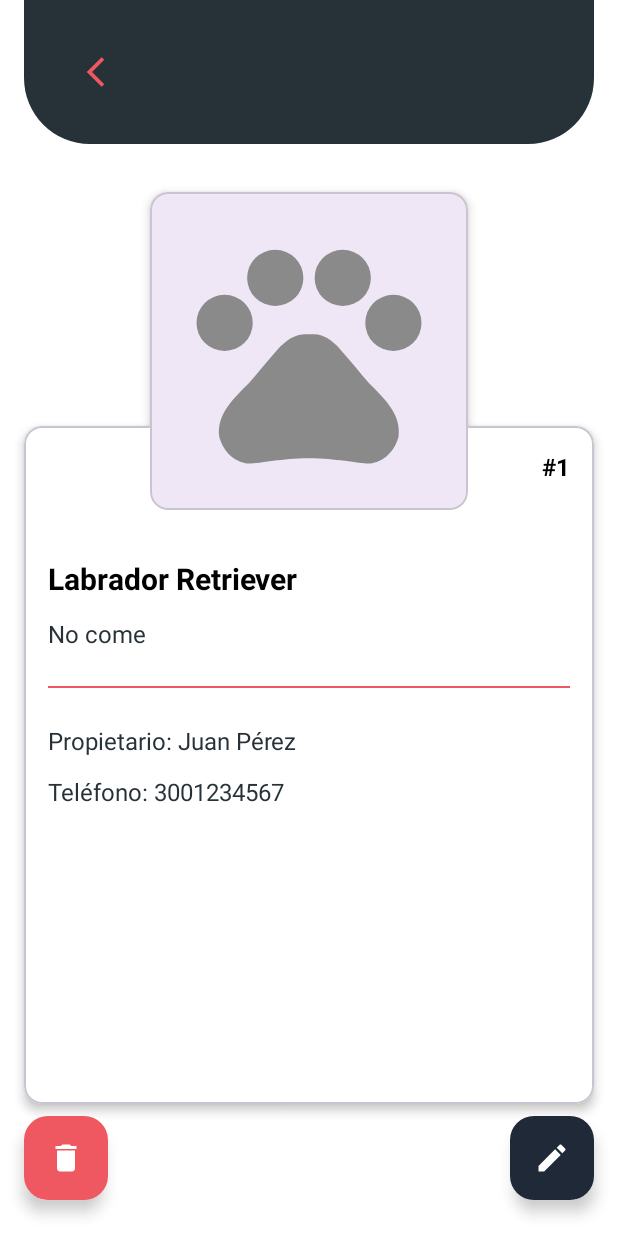
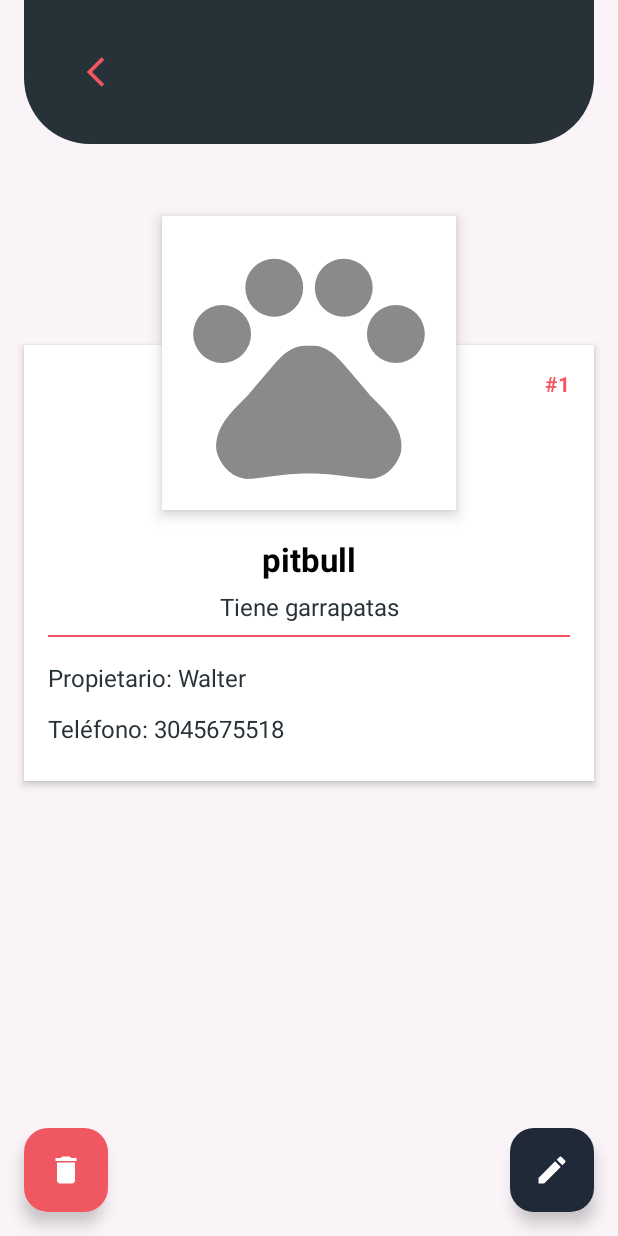
Before and after one commit to JuanCortesRo/equipoOcho, an Android app: the layout fragment_appointment_detail.xml on its own in the app's theme, with its tools: preview values and no code run, on a phone screen of 412 x 824 dp. Run offline under Robolectric (Android 15) with nearby library versions, the phone set to English and light mode, and no system bars.

Commit message:
style(detail): KAN-47 KAN-48 KAN-49 KAN-50 ajusta tarjetas, turno rosado, textos centrados y posición de los FAB

```diff
--- a/app/src/main/res/layout/fragment_appointment_detail.xml
+++ b/app/src/main/res/layout/fragment_appointment_detail.xml
@@ -1,5 +1,4 @@
 <?xml version="1.0" encoding="utf-8"?>
-<!-- HU 4.0 – Detalle: include layout_curved_toolbar, CardView con la imagen, tarjeta de datos y 2 FAB. -->
 <layout xmlns:android="http://schemas.android.com/apk/res/android"
     xmlns:app="http://schemas.android.com/apk/res-auto"
     xmlns:tools="http://schemas.android.com/tools">
@@ -11,7 +10,7 @@
     <androidx.constraintlayout.widget.ConstraintLayout
         android:layout_width="match_parent"
         android:layout_height="match_parent"
-        android:background="@color/white">
+        android:background="#FAF4F8">
 
         <include
             android:id="@+id/toolbar"
@@ -26,31 +25,33 @@
         <com.google.android.material.card.MaterialCardView
             android:id="@+id/detailsCard"
             android:layout_width="0dp"
-            android:layout_height="0dp"
+            android:layout_height="wrap_content"
             android:layout_marginStart="@dimen/screen_padding"
+            android:layout_marginTop="-110dp"
             android:layout_marginEnd="@dimen/screen_padding"
-            android:layout_marginTop="-56dp"
-            android:layout_marginBottom="88dp"
             app:cardBackgroundColor="@color/white"
-            app:cardCornerRadius="@dimen/card_corner_radius"
-            app:cardElevation="@dimen/card_elevation"
-            app:layout_constraintBottom_toBottomOf="parent"
+            app:cardCornerRadius="0dp"
+            app:cardElevation="3dp"
             app:layout_constraintEnd_toEndOf="parent"
             app:layout_constraintStart_toStartOf="parent"
-            app:layout_constraintTop_toBottomOf="@id/imageCard">
+            app:layout_constraintTop_toBottomOf="@id/imageCard"
+            app:strokeWidth="0dp">
 
             <androidx.constraintlayout.widget.ConstraintLayout
                 android:layout_width="match_parent"
-                android:layout_height="match_parent"
-                android:padding="@dimen/screen_padding">
+                android:layout_height="wrap_content"
+                android:paddingStart="@dimen/screen_padding"
+                android:paddingTop="@dimen/screen_padding"
+                android:paddingEnd="@dimen/screen_padding"
+                android:paddingBottom="24dp">
 
                 <TextView
                     android:id="@+id/tvTurn"
                     android:layout_width="wrap_content"
                     android:layout_height="wrap_content"
                     android:text="@{@string/appointment_turn(viewModel.appointment.id)}"
-                    android:textColor="@color/black"
-                    android:textSize="16sp"
+                    android:textColor="@color/pink"
+                    android:textSize="14sp"
                     android:textStyle="bold"
                     app:layout_constraintEnd_toEndOf="parent"
                     app:layout_constraintTop_toTopOf="parent"
@@ -60,34 +61,36 @@
                     android:id="@+id/tvBreed"
                     android:layout_width="0dp"
                     android:layout_height="wrap_content"
-                    android:layout_marginTop="72dp"
+                    android:layout_marginTop="112dp"
+                    android:gravity="center"
                     android:text="@{viewModel.appointment.breed}"
                     android:textColor="@color/black"
-                    android:textSize="20sp"
+                    android:textSize="22sp"
                     android:textStyle="bold"
                     app:layout_constraintEnd_toEndOf="parent"
                     app:layout_constraintStart_toStartOf="parent"
                     app:layout_constraintTop_toTopOf="parent"
-                    tools:text="Labrador Retriever" />
+                    tools:text="pitbull" />
 
                 <TextView
                     android:id="@+id/tvSymptom"
                     android:layout_width="0dp"
                     android:layout_height="wrap_content"
-                    android:layout_marginTop="12dp"
+                    android:layout_marginTop="6dp"
+                    android:gravity="center"
                     android:text="@{viewModel.appointment.symptom}"
                     android:textColor="@color/dark_gray"
                     android:textSize="16sp"
                     app:layout_constraintEnd_toEndOf="parent"
                     app:layout_constraintStart_toStartOf="parent"
                     app:layout_constraintTop_toBottomOf="@id/tvBreed"
-                    tools:text="No come" />
+                    tools:text="Tiene garrapatas" />
 
                 <View
                     android:id="@+id/pinkDivider"
                     android:layout_width="0dp"
-                    android:layout_height="1dp"
-                    android:layout_marginTop="24dp"
+                    android:layout_height="1.5dp"
+                    android:layout_marginTop="8dp"
                     android:background="@color/pink"
                     app:layout_constraintEnd_toEndOf="parent"
                     app:layout_constraintStart_toStartOf="parent"
@@ -97,14 +100,14 @@
                     android:id="@+id/tvOwner"
                     android:layout_width="0dp"
                     android:layout_height="wrap_content"
-                    android:layout_marginTop="24dp"
+                    android:layout_marginTop="16dp"
                     android:text="@{@string/owner_label(viewModel.appointment.ownerName)}"
                     android:textColor="@color/dark_gray"
                     android:textSize="16sp"
                     app:layout_constraintEnd_toEndOf="parent"
                     app:layout_constraintStart_toStartOf="parent"
                     app:layout_constraintTop_toBottomOf="@id/pinkDivider"
-                    tools:text="Propietario: Juan Pérez" />
+                    tools:text="Propietario: Walter" />
 
                 <TextView
                     android:id="@+id/tvPhone"
@@ -117,7 +120,7 @@
                     app:layout_constraintEnd_toEndOf="parent"
                     app:layout_constraintStart_toStartOf="parent"
                     app:layout_constraintTop_toBottomOf="@id/tvOwner"
-                    tools:text="Teléfono: 3001234567" />
+                    tools:text="Teléfono: 3045675518" />
             </androidx.constraintlayout.widget.ConstraintLayout>
         </com.google.android.material.card.MaterialCardView>
 
@@ -125,19 +128,21 @@
             android:id="@+id/imageCard"
             android:layout_width="wrap_content"
             android:layout_height="wrap_content"
-            android:layout_marginTop="32dp"
-            app:cardCornerRadius="@dimen/card_corner_radius"
-            app:cardElevation="@dimen/card_elevation"
+            android:layout_marginTop="48dp"
+            app:cardBackgroundColor="@color/white"
+            app:cardCornerRadius="0dp"
+            app:cardElevation="6dp"
             app:layout_constraintEnd_toEndOf="parent"
             app:layout_constraintStart_toStartOf="parent"
-            app:layout_constraintTop_toBottomOf="@id/toolbar">
+            app:layout_constraintTop_toBottomOf="@id/toolbar"
+            app:strokeWidth="0dp">
 
             <ImageView
                 android:id="@+id/ivPetImage"
-                android:layout_width="@dimen/detail_image_size"
-                android:layout_height="@dimen/detail_image_size"
+                android:layout_width="185dp"
+                android:layout_height="185dp"
                 android:layout_gravity="center"
-                android:layout_margin="@dimen/screen_padding"
+                android:layout_margin="5dp"
                 android:contentDescription="@string/cd_dog_image"
                 android:scaleType="centerCrop"
                 app:imageUrl="@{viewModel.appointment.imageUrl}"
@@ -148,12 +153,12 @@
             android:id="@+id/fabDelete"
             android:layout_width="wrap_content"
             android:layout_height="wrap_content"
-            android:layout_marginStart="@dimen/screen_padding"
-            android:layout_marginBottom="24dp"
+            android:layout_margin="16dp"
             android:contentDescription="@string/cd_delete_appointment"
             app:backgroundTint="@color/pink"
             app:layout_constraintBottom_toBottomOf="parent"
             app:layout_constraintStart_toStartOf="parent"
+            app:navigationBarMargin="@{true}"
             app:srcCompat="@drawable/ic_delete"
             app:tint="@color/white" />
 
@@ -161,12 +166,12 @@
             android:id="@+id/fabEdit"
             android:layout_width="wrap_content"
             android:layout_height="wrap_content"
-            android:layout_marginEnd="@dimen/screen_padding"
-            android:layout_marginBottom="24dp"
+            android:layout_margin="16dp"
             android:contentDescription="@string/cd_edit_appointment"
             app:backgroundTint="@color/dark_blue"
             app:layout_constraintBottom_toBottomOf="parent"
             app:layout_constraintEnd_toEndOf="parent"
+            app:navigationBarMargin="@{true}"
             app:srcCompat="@drawable/ic_edit"
             app:tint="@color/white" />
     </androidx.constraintlayout.widget.ConstraintLayout>
```
